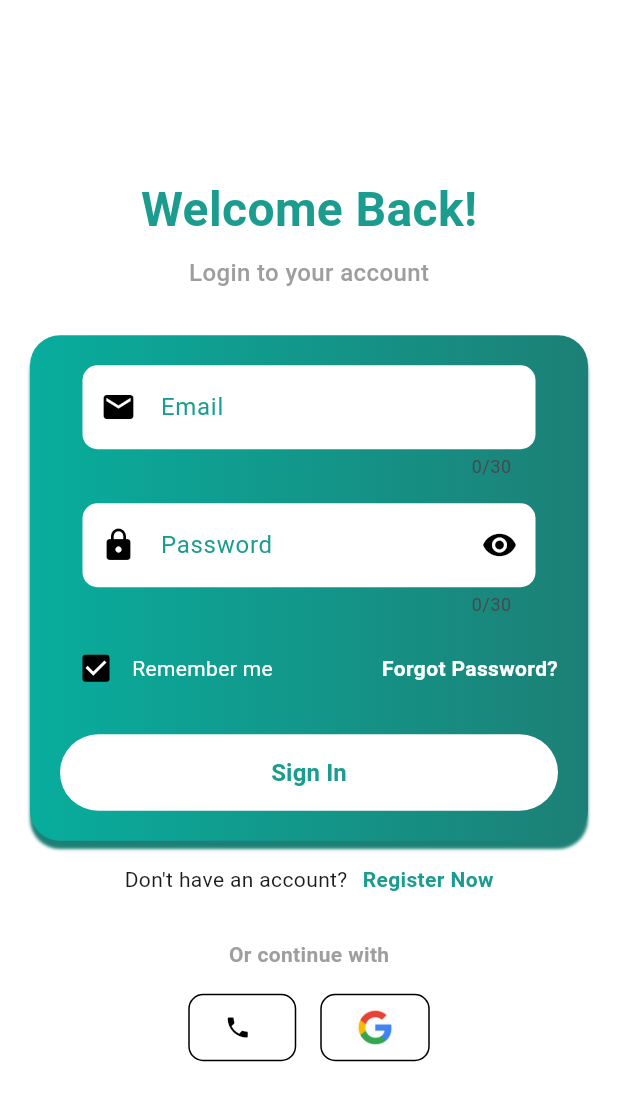
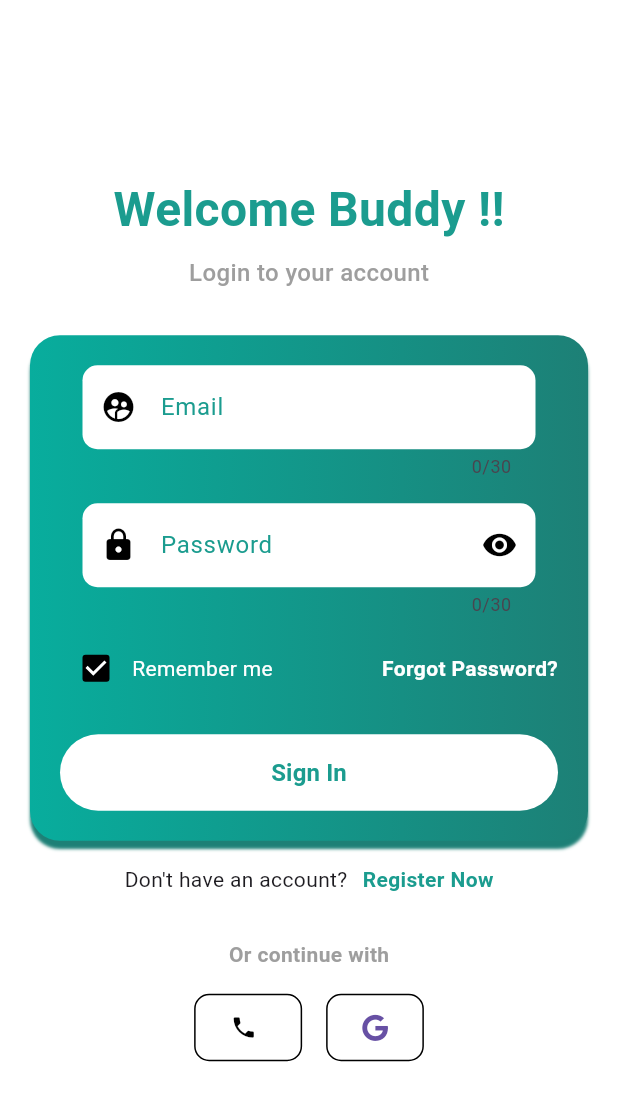
Before and after one commit to Roshandevelops/student_records, a Flutter app: the screen it shows after launch, on a phone screen of 412 x 824 dp. Shown: the top 1101 px of the screen. Run offline on Flutter 3.47's test engine with Material 3 defaults, Android fonts, the phone set to English and light mode, and no system bars; our stand-ins replace firebase_auth, firebase_core, flutter_otp_text_field, font_awesome_flutter, google_sign_in, intl_phone_field; accounts and stored records are empty.

Commit message:
google signed in done

```diff
--- a/lib/main.dart
+++ b/lib/main.dart
@@ -1,9 +1,12 @@
-import 'package:firebase_sample/view/home/home_screen.dart';
+import 'package:firebase_sample/controller/google_sign_in_provider.dart';
+import 'package:firebase_sample/view/home/widget/home_screen.dart';
+import 'package:firebase_sample/view/home/home_widget.dart';
 
 import 'package:firebase_sample/widgets/constants.dart';
 import 'package:flutter/material.dart';
 import 'package:firebase_core/firebase_core.dart';
 import 'package:firebase_sample/firebase_options.dart';
+import 'package:provider/provider.dart';
 
 void main() async {
   WidgetsFlutterBinding.ensureInitialized();
@@ -18,7 +21,15 @@ class MyApp extends StatelessWidget {
 
   @override
   Widget build(BuildContext context) {
-    return MaterialApp(
+    return MultiProvider(
+      providers: [
+        ChangeNotifierProvider(
+          create: (context) {
+            return GoogleSignInProvider();
+          },
+        )
+      ],
+      child: MaterialApp(
         // initialRoute: "homescreen",
         // routes: {
         //   "homescreen": (context) => HomeScreen(),
@@ -31,7 +42,8 @@ class MyApp extends StatelessWidget {
           //  Color(0xFF0C2539),
         ),
         debugShowCheckedModeBanner: false,
-      home: const HomeScreen(),
+        home: const HomeWidget(),
+      ),
     );
   }
 }
--- /dev/null
+++ b/lib/view/home/home_widget.dart
@@ -0,0 +1,27 @@
+import 'package:firebase_auth/firebase_auth.dart';
+import 'package:firebase_sample/view/home/widget/home_screen.dart';
+import 'package:firebase_sample/view/loggedin/loggedin_widget.dart';
+import 'package:flutter/material.dart';
+
+class HomeWidget extends StatelessWidget {
+  const HomeWidget({super.key});
+
+  @override
+  Widget build(BuildContext context) {
+    return StreamBuilder(
+      stream: FirebaseAuth.instance.authStateChanges(),
+      builder: (context, snapshot) {
+        if (snapshot.connectionState == ConnectionState.waiting) {
+          return const Center(child: CircularProgressIndicator());
+        } else if (snapshot.hasError) {
+          return const Center(
+            child: Text("Something went wrong"),
+          );
+        } else if (snapshot.hasData) {
+          return const LoggedinWidget();
+        }
+        return const HomeScreen();
+      },
+    );
+  }
+}
--- a/lib/view/home/home_screen.dart
+++ b/lib/view/home/widget/home_screen.dart
@@ -1,9 +1,14 @@
-import 'package:firebase_sample/view/home/register_now_screen.dart';
+import 'dart:developer';
+
+import 'package:firebase_sample/controller/google_sign_in_provider.dart';
+import 'package:firebase_sample/view/home/widget/register_now_screen.dart';
 import 'package:firebase_sample/widgets/outlined_button_widget.dart';
-import 'package:firebase_sample/view/phone/number_screen.dart';
+import 'package:firebase_sample/view/home/widget/number_screen.dart';
 import 'package:firebase_sample/widgets/constants.dart';
 import 'package:firebase_sample/widgets/textformfield_widget.dart';
 import 'package:flutter/material.dart';
+import 'package:font_awesome_flutter/font_awesome_flutter.dart';
+import 'package:provider/provider.dart';
 
 class HomeScreen extends StatefulWidget {
   const HomeScreen({super.key});
@@ -27,7 +32,7 @@ class _HomeScreenState extends State<HomeScreen> {
             mainAxisAlignment: MainAxisAlignment.center,
             children: [
               const Text(
-                "Welcome Back!",
+                "Welcome Buddy !!",
                 style: TextStyle(
                   fontSize: 32,
                   fontWeight: FontWeight.bold,
@@ -66,7 +71,7 @@ class _HomeScreenState extends State<HomeScreen> {
                   children: [
                     TextformfieldWidget(
                       prefixIcon: const Icon(
-                        Icons.email,
+                        Icons.supervised_user_circle_rounded,
                         color: kBlack,
                       ),
                       hintText: "Email",
@@ -78,9 +83,14 @@ class _HomeScreenState extends State<HomeScreen> {
                       onDoubleTap: () {
                         print("eye button pressed");
                       },
-                      suffixIcon:
-                          const Icon(Icons.remove_red_eye, color: kBlack),
-                      prefixIcon: const Icon(Icons.lock, color: kBlack),
+                      suffixIcon: const Icon(
+                        Icons.remove_red_eye,
+                        color: kBlack,
+                      ),
+                      prefixIcon: const Icon(
+                        Icons.lock,
+                        color: kBlack,
+                      ),
                       hintText: "Password",
                       textEditingController: passController,
                     ),
@@ -190,14 +200,26 @@ class _HomeScreenState extends State<HomeScreen> {
                   ),
                   const SizedBox(width: 16),
                   OutlinedButtonWidget(
-                    onPressed: () {
-                      print("Google sign in pressed");
-                    },
-                    child: Image.asset(
-                      "assets/OIP.jpeg",
-                      height: 25,
-                    ),
-                  ),
+                      onPressed: () {
+                        Provider.of<GoogleSignInProvider>(context,
+                                listen: false)
+                            .googleLogin();
+
+                        // Navigator.of(context).push(
+                        //   MaterialPageRoute(
+                        //     builder: (ctx) {
+                        //       return GoogleAccountScreen();
+                        //     },
+                        //   ),
+                        // );
+                        log("Google sign in pressed");
+                      },
+                      child: const FaIcon(FontAwesomeIcons.google)
+                      // Image.asset(
+                      //   "assets/OIP.jpeg",
+                      //   height: 25,
+                      // ),
+                      ),
                 ],
               ),
             ],
--- a/lib/view/phone/number_screen.dart
+++ b/lib/view/home/widget/number_screen.dart
@@ -1,5 +1,5 @@
 import 'package:firebase_sample/widgets/outlined_button_widget.dart';
-import 'package:firebase_sample/view/phone/otp_screen.dart';
+import 'package:firebase_sample/view/home/widget/otp_screen.dart';
 import 'package:firebase_sample/widgets/constants.dart';
 import 'package:flutter/cupertino.dart';
 import 'package:flutter/material.dart';
--- a/lib/view/phone/otp_screen.dart
+++ b/lib/view/home/widget/otp_screen.dart
@@ -1,5 +1,5 @@
-import 'package:firebase_sample/view/home/home_screen.dart';
-import 'package:firebase_sample/view/phone/number_screen.dart';
+import 'package:firebase_sample/view/home/widget/home_screen.dart';
+import 'package:firebase_sample/view/home/widget/number_screen.dart';
 import 'package:firebase_sample/widgets/constants.dart';
 import 'package:flutter/cupertino.dart';
 import 'package:flutter/material.dart';
--- a/pubspec.yaml
+++ b/pubspec.yaml
@@ -40,6 +40,9 @@ dependencies:
   cloud_firestore: ^5.6.6
   intl_phone_field: ^3.2.0
   flutter_otp_text_field: ^1.1.0+2
+  google_sign_in: ^6.1.4
+  font_awesome_flutter: ^10.8.0
+  provider: ^6.1.4
 
 dev_dependencies:
   flutter_test:
```
Also changed, not shown: lib/controller/google_sign_in_provider.dart (added, +40 -0 lines), lib/view/home/widget/register_now_screen.dart (renamed from lib/view/home/register_now_screen.dart, +17 -27 lines), lib/view/loggedin/loggedin_widget.dart (added, +41 -0 lines), assets/google_PNG19644.png (added), pubspec.lock, 2 other files. Lines whose indentation alone changed are shown as unchanged.
